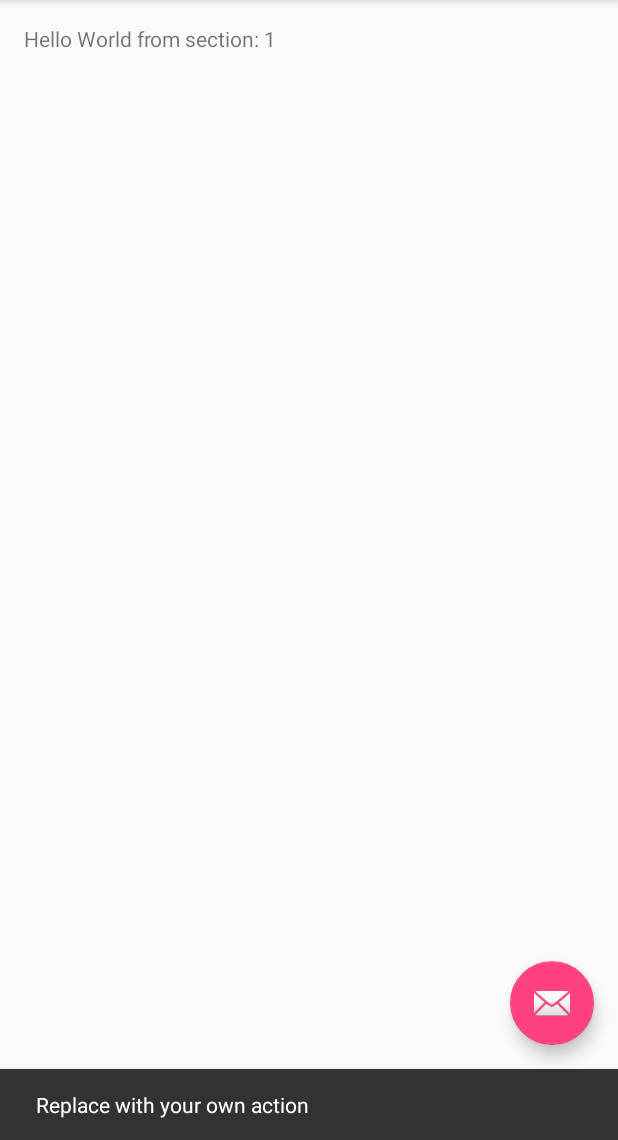
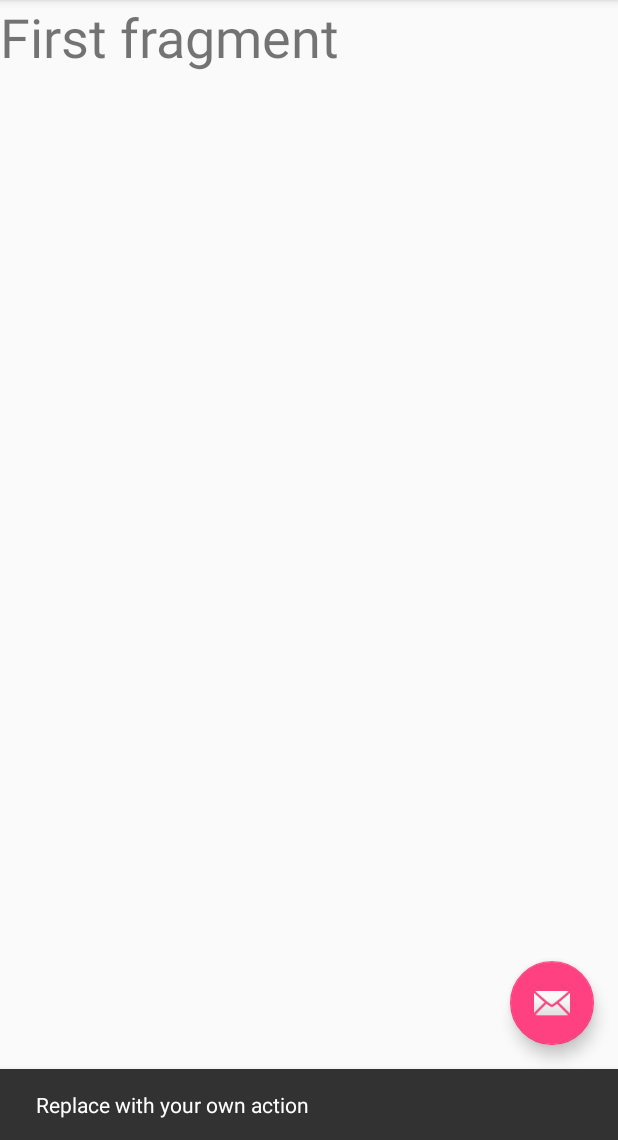
Before and after one commit to krehliv/ASMDgame, an Android app: the screen it shows after launch (MainActivity), after a tap on an icon or button, on a phone screen of 412 x 824 dp, the part 96-1236 px from its top. Run offline under Robolectric (Android 15) with nearby library versions, the phone set to English and light mode, and no system bars.

Commit message:
Added three fragments and interfaces to main activity.

```diff
--- a/app/build.gradle
+++ b/app/build.gradle
@@ -26,5 +26,6 @@ dependencies {
     })
     compile 'com.android.support:appcompat-v7:23.4.0'
     compile 'com.android.support:design:23.4.0'
+    compile 'com.android.support:support-v4:23.4.0'
     testCompile 'junit:junit:4.12'
 }
--- /dev/null
+++ b/app/src/main/java/css/cis3334/tabbedexample2017/FirstFragment.java
@@ -0,0 +1,108 @@
+package css.cis3334.tabbedexample2017;
+
+import android.content.Context;
+import android.net.Uri;
+import android.os.Bundle;
+import android.support.v4.app.Fragment;
+import android.view.LayoutInflater;
+import android.view.View;
+import android.view.ViewGroup;
+
+
+/**
+ * A simple {@link Fragment} subclass.
+ * Activities that contain this fragment must implement the
+ * {@link FirstFragment.OnFragmentInteractionListener} interface
+ * to handle interaction events.
+ * Use the {@link FirstFragment#newInstance} factory method to
+ * create an instance of this fragment.
+ */
+public class FirstFragment extends Fragment {
+    // TODO: Rename parameter arguments, choose names that match
+    // the fragment initialization parameters, e.g. ARG_ITEM_NUMBER
+    private static final String ARG_PARAM1 = "param1";
+    private static final String ARG_PARAM2 = "param2";
+
+    // TODO: Rename and change types of parameters
+    private String mParam1;
+    private String mParam2;
+
+    private OnFragmentInteractionListener mListener;
+
+    public FirstFragment() {
+        // Required empty public constructor
+    }
+
+    /**
+     * Use this factory method to create a new instance of
+     * this fragment using the provided parameters.
+     *
+     * @param param1 Parameter 1.
+     * @param param2 Parameter 2.
+     * @return A new instance of fragment FirstFragment.
+     */
+    // TODO: Rename and change types and number of parameters
+    public static FirstFragment newInstance(String param1, String param2) {
+        FirstFragment fragment = new FirstFragment();
+        Bundle args = new Bundle();
+        args.putString(ARG_PARAM1, param1);
+        args.putString(ARG_PARAM2, param2);
+        fragment.setArguments(args);
+        return fragment;
+    }
+
+    @Override
+    public void onCreate(Bundle savedInstanceState) {
+        super.onCreate(savedInstanceState);
+        if (getArguments() != null) {
+            mParam1 = getArguments().getString(ARG_PARAM1);
+            mParam2 = getArguments().getString(ARG_PARAM2);
+        }
+    }
+
+    @Override
+    public View onCreateView(LayoutInflater inflater, ViewGroup container,
+                             Bundle savedInstanceState) {
+        // Inflate the layout for this fragment
+        return inflater.inflate(R.layout.fragment_first, container, false);
+    }
+
+    // TODO: Rename method, update argument and hook method into UI event
+    public void onButtonPressed(Uri uri) {
+        if (mListener != null) {
+            mListener.onFragment1Interaction(uri);
+        }
+    }
+
+    @Override
+    public void onAttach(Context context) {
+        super.onAttach(context);
+        if (context instanceof OnFragmentInteractionListener) {
+            mListener = (OnFragmentInteractionListener) context;
+        } else {
+            throw new RuntimeException(context.toString()
+                    + " must implement OnFragmentInteractionListener");
+        }
+    }
+
+    @Override
+    public void onDetach() {
+        super.onDetach();
+        mListener = null;
+    }
+
+    /**
+     * This interface must be implemented by activities that contain this
+     * fragment to allow an interaction in this fragment to be communicated
+     * to the activity and potentially other fragments contained in that
+     * activity.
+     * <p>
+     * See the Android Training lesson <a href=
+     * "http://developer.android.com/training/basics/fragments/communicating.html"
+     * >Communicating with Other Fragments</a> for more information.
+     */
+    public interface OnFragmentInteractionListener {
+        // TODO: Update argument type and name
+        void onFragment1Interaction(Uri uri);
+    }
+}
--- a/app/src/main/java/css/cis3334/tabbedexample2017/MainActivity.java
+++ b/app/src/main/java/css/cis3334/tabbedexample2017/MainActivity.java
@@ -1,5 +1,6 @@
 package css.cis3334.tabbedexample2017;
 
+import android.net.Uri;
 import android.support.design.widget.FloatingActionButton;
 import android.support.design.widget.Snackbar;
 import android.support.v7.app.AppCompatActivity;
@@ -18,7 +19,11 @@ import android.view.ViewGroup;
 
 import android.widget.TextView;
 
-public class MainActivity extends AppCompatActivity {
+public class MainActivity extends AppCompatActivity
+        implements FirstFragment.OnFragmentInteractionListener,
+        SecondFragment.OnFragmentInteractionListener,
+        ThirdFragment.OnFragmentInteractionListener
+{
 
     /**
      * The {@link android.support.v4.view.PagerAdapter} that will provide
@@ -85,46 +90,26 @@ public class MainActivity extends AppCompatActivity {
         return super.onOptionsItemSelected(item);
     }
 
-    /**
-     * A placeholder fragment containing a simple view.
-     */
-    public static class PlaceholderFragment extends Fragment {
-        /**
-         * The fragment argument representing the section number for this
-         * fragment.
-         */
-        private static final String ARG_SECTION_NUMBER = "section_number";
-
-        public PlaceholderFragment() {
-        }
-
-        /**
-         * Returns a new instance of this fragment for the given section
-         * number.
-         */
-        public static PlaceholderFragment newInstance(int sectionNumber) {
-            PlaceholderFragment fragment = new PlaceholderFragment();
-            Bundle args = new Bundle();
-            args.putInt(ARG_SECTION_NUMBER, sectionNumber);
-            fragment.setArguments(args);
-            return fragment;
-        }
-
-        @Override
-        public View onCreateView(LayoutInflater inflater, ViewGroup container,
-                                 Bundle savedInstanceState) {
-            View rootView = inflater.inflate(R.layout.fragment_main, container, false);
-            TextView textView = (TextView) rootView.findViewById(R.id.section_label);
-            textView.setText(getString(R.string.section_format, getArguments().getInt(ARG_SECTION_NUMBER)));
-            return rootView;
-        }
+    @Override
+    public void onFragment1Interaction(Uri uri) {
+        // Do stuff -- process messages from Fragement 1
+    }
+    @Override
+    public void onFragment2Interaction(Uri uri) {
+        // Do stuff
+    }
+    @Override
+    public void onFragment3Interaction(Uri uri) {
+        // Do stuff
     }
 
     /**
      * A {@link FragmentPagerAdapter} that returns a fragment corresponding to
      * one of the sections/tabs/pages.
      */
-    public class SectionsPagerAdapter extends FragmentPagerAdapter {
+    public class SectionsPagerAdapter extends FragmentPagerAdapter
+
+    {
 
         public SectionsPagerAdapter(FragmentManager fm) {
             super(fm);
@@ -134,7 +119,17 @@ public class MainActivity extends AppCompatActivity {
         public Fragment getItem(int position) {
             // getItem is called to instantiate the fragment for the given page.
             // Return a PlaceholderFragment (defined as a static inner class below).
-            return PlaceholderFragment.newInstance(position + 1);
+            //return PlaceholderFragment.newInstance(position + 1);
+            if (position == 0 ){
+                return FirstFragment.newInstance("This", "That");
+            }
+            if (position == 1 ){
+                return SecondFragment.newInstance("This", "That");
+            }
+            if (position == 2 ){
+                return ThirdFragment.newInstance("This", "That");
+            }
+            return null;
         }
 
         @Override
@@ -155,5 +150,6 @@ public class MainActivity extends AppCompatActivity {
             }
             return null;
         }
+
     }
 }
--- /dev/null
+++ b/app/src/main/java/css/cis3334/tabbedexample2017/SecondFragment.java
@@ -0,0 +1,108 @@
+package css.cis3334.tabbedexample2017;
+
+import android.content.Context;
+import android.net.Uri;
+import android.os.Bundle;
+import android.support.v4.app.Fragment;
+import android.view.LayoutInflater;
+import android.view.View;
+import android.view.ViewGroup;
+
+
+/**
+ * A simple {@link Fragment} subclass.
+ * Activities that contain this fragment must implement the
+ * {@link SecondFragment.OnFragmentInteractionListener} interface
+ * to handle interaction events.
+ * Use the {@link SecondFragment#newInstance} factory method to
+ * create an instance of this fragment.
+ */
+public class SecondFragment extends Fragment {
+    // TODO: Rename parameter arguments, choose names that match
+    // the fragment initialization parameters, e.g. ARG_ITEM_NUMBER
+    private static final String ARG_PARAM1 = "param1";
+    private static final String ARG_PARAM2 = "param2";
+
+    // TODO: Rename and change types of parameters
+    private String mParam1;
+    private String mParam2;
+
+    private OnFragmentInteractionListener mListener;
+
+    public SecondFragment() {
+        // Required empty public constructor
+    }
+
+    /**
+     * Use this factory method to create a new instance of
+     * this fragment using the provided parameters.
+     *
+     * @param param1 Parameter 1.
+     * @param param2 Parameter 2.
+     * @return A new instance of fragment SecondFragment.
+     */
+    // TODO: Rename and change types and number of parameters
+    public static SecondFragment newInstance(String param1, String param2) {
+        SecondFragment fragment = new SecondFragment();
+        Bundle args = new Bundle();
+        args.putString(ARG_PARAM1, param1);
+        args.putString(ARG_PARAM2, param2);
+        fragment.setArguments(args);
+        return fragment;
+    }
+
+    @Override
+    public void onCreate(Bundle savedInstanceState) {
+        super.onCreate(savedInstanceState);
+        if (getArguments() != null) {
+            mParam1 = getArguments().getString(ARG_PARAM1);
+            mParam2 = getArguments().getString(ARG_PARAM2);
+        }
+    }
+
+    @Override
+    public View onCreateView(LayoutInflater inflater, ViewGroup container,
+                             Bundle savedInstanceState) {
+        // Inflate the layout for this fragment
+        return inflater.inflate(R.layout.fragment_second, container, false);
+    }
+
+    // TODO: Rename method, update argument and hook method into UI event
+    public void onButtonPressed(Uri uri) {
+        if (mListener != null) {
+            mListener.onFragment2Interaction(uri);
+        }
+    }
+
+    @Override
+    public void onAttach(Context context) {
+        super.onAttach(context);
+        if (context instanceof OnFragmentInteractionListener) {
+            mListener = (OnFragmentInteractionListener) context;
+        } else {
+            throw new RuntimeException(context.toString()
+                    + " must implement OnFragmentInteractionListener");
+        }
+    }
+
+    @Override
+    public void onDetach() {
+        super.onDetach();
+        mListener = null;
+    }
+
+    /**
+     * This interface must be implemented by activities that contain this
+     * fragment to allow an interaction in this fragment to be communicated
+     * to the activity and potentially other fragments contained in that
+     * activity.
+     * <p>
+     * See the Android Training lesson <a href=
+     * "http://developer.android.com/training/basics/fragments/communicating.html"
+     * >Communicating with Other Fragments</a> for more information.
+     */
+    public interface OnFragmentInteractionListener {
+        // TODO: Update argument type and name
+        void onFragment2Interaction(Uri uri);
+    }
+}
--- /dev/null
+++ b/app/src/main/res/layout/fragment_first.xml
@@ -0,0 +1,14 @@
+<FrameLayout xmlns:android="http://schemas.android.com/apk/res/android"
+    xmlns:tools="http://schemas.android.com/tools"
+    android:layout_width="match_parent"
+    android:layout_height="match_parent"
+    tools:context="css.cis3334.tabbedexample2017.FirstFragment">
+
+    <!-- TODO: Update blank fragment layout -->
+    <TextView
+        android:layout_width="match_parent"
+        android:layout_height="match_parent"
+        android:text="@string/hello_first_fragment"
+        android:textSize="36sp" />
+
+</FrameLayout>
--- a/app/src/main/res/values/strings.xml
+++ b/app/src/main/res/values/strings.xml
@@ -2,4 +2,9 @@
     <string name="app_name">Tabbed Example 2017</string>
     <string name="action_settings">Settings</string>
     <string name="section_format">Hello World from section: %1$d</string>
+
+    <!-- TODO: Remove or change this placeholder text -->
+    <string name="hello_first_fragment">First fragment</string>
+    <string name="hello_second_fragment">Second fragment</string>
+    <string name="hello_third_fragment">Third fragment</string>
 </resources>
```
Also changed, not shown: app/src/main/java/css/cis3334/tabbedexample2017/ThirdFragment.java (added, +108 -0 lines), app/src/main/res/layout/fragment_second.xml (added, +14 -0 lines), app/src/main/res/layout/fragment_third.xml (added, +14 -0 lines).
